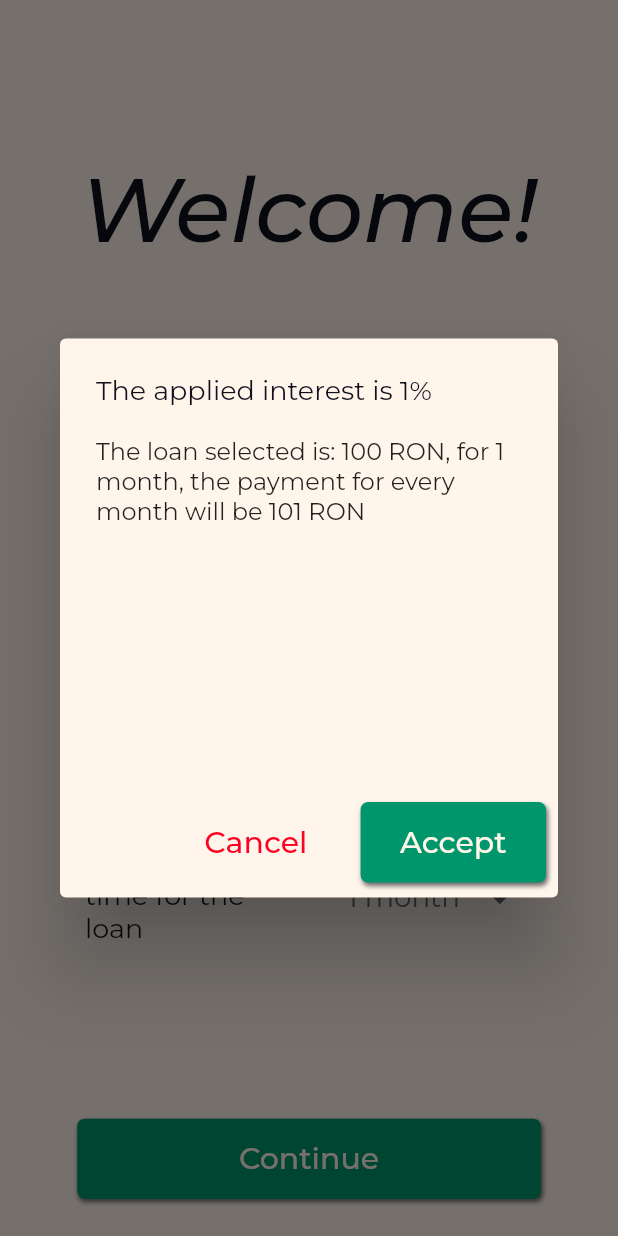
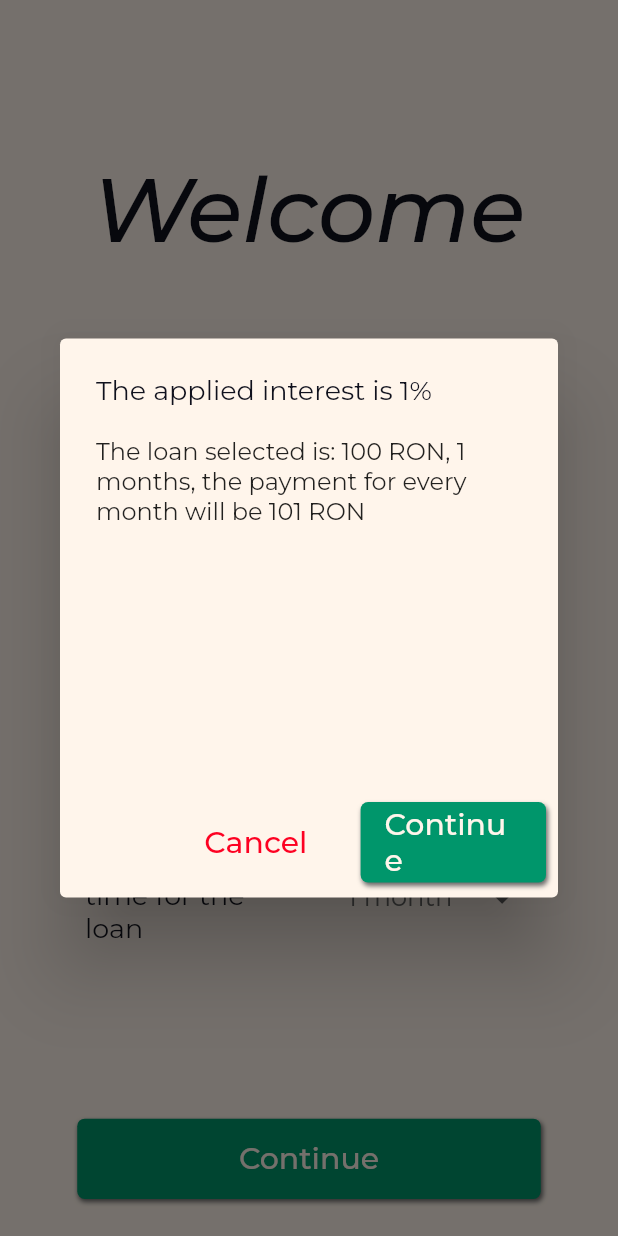
Before and after one commit to Tudor-Anitas/MyCreditLoans, a Flutter app: the MainPage screen opened directly, after a tap on "Continue", on a phone screen of 412 x 824 dp. Run offline on Flutter 3.47's test engine with Material 2 defaults, Android fonts, the phone set to English and light mode, and no system bars; our stand-ins replace animated_splash_screen, google_fonts, image_picker, page_transition; generated files the repository leaves out were written again; network calls fail.

Commit message:
Added localizations support for en and ro

```diff
--- /dev/null
+++ b/l10n.yaml
@@ -0,0 +1,3 @@
+arb-dir: lib/l10n
+template-arb-file: app_en.arb
+output-localization-file: app_localizations.dart
--- a/lib/screens/details_page/components/employment_status.dart
+++ b/lib/screens/details_page/components/employment_status.dart
@@ -1,7 +1,7 @@
 import 'package:flutter/material.dart';
 import 'package:my_credit_loans/screens/details_page/components/details_form.dart';
 import 'package:my_credit_loans/screens/details_page/components/switch_button.dart';
-
+import 'package:flutter_gen/gen_l10n/app_localizations.dart';
 class EmploymentStatus extends StatefulWidget {
 
 
@@ -26,7 +26,7 @@ class _EmploymentStatusState extends State<EmploymentStatus> {
             child: SwitchButton(
               width: windowWidth * 0.35,
               height: windowHeight * 0.06,
-              title: 'Employed',
+              title: AppLocalizations.of(context)!.employed,
               isActive: DetailsForm.isEmployed,
             )),
         SizedBox(
@@ -41,7 +41,7 @@ class _EmploymentStatusState extends State<EmploymentStatus> {
             child: SwitchButton(
               width: windowWidth * 0.35,
               height: windowHeight * 0.06,
-              title: 'Unemployed',
+              title: AppLocalizations.of(context)!.unemployed,
               isActive: !DetailsForm.isEmployed,
             ))
       ],
--- a/lib/screens/details_page/components/loan_display.dart
+++ b/lib/screens/details_page/components/loan_display.dart
@@ -1,4 +1,5 @@
 import 'package:flutter/material.dart';
+import 'package:flutter_gen/gen_l10n/app_localizations.dart';
 
 class LoanDisplay extends StatelessWidget {
   late final double loanValue;
@@ -25,7 +26,7 @@ class LoanDisplay extends StatelessWidget {
         children: [
           Container(
               width: windowWidth,
-              child: Text('Payment per month',
+              child: Text(AppLocalizations.of(context)!.paymentHeadline,
                   style: Theme.of(context).textTheme.headline6)),
           Container(
               width: windowWidth, child: Text('${loanValue.round()} RON')),
@@ -35,10 +36,10 @@ class LoanDisplay extends StatelessWidget {
           Container(
               width: windowWidth,
               child: Text(
-                'Period of time',
+                AppLocalizations.of(context)!.periodOfTime,
                 style: Theme.of(context).textTheme.headline6,
               )),
-          Container(width: windowWidth, child: Text('$timePeriod months'))
+          Container(width: windowWidth, child: Text('$timePeriod ' + AppLocalizations.of(context)!.months))
         ],
       ),
     );
--- a/lib/screens/main_page/components/dialog_popup.dart
+++ b/lib/screens/main_page/components/dialog_popup.dart
@@ -4,22 +4,25 @@ import 'package:my_credit_loans/screens/main_page/main_page.dart';
 import 'package:my_credit_loans/widgets/cancel_button.dart';
 import 'package:my_credit_loans/widgets/validate_button.dart';
 import 'package:page_transition/page_transition.dart';
+import 'package:flutter_gen/gen_l10n/app_localizations.dart';
 
 /// Shows dialog with loan info
 showCostDialog(BuildContext context, double width, double height) {
   double finalLoan =
       (MainPage.loanValue + MainPage.loanValue / 100) / MainPage.timePeriod;
 
-  String periodPlural = MainPage.timePeriod == 1? 'month' : 'months';
-
   showDialog(
       context: context,
       builder: (BuildContext context) {
         return AlertDialog(
-          title: Text('The applied interest is 1%',
+          title: Text(AppLocalizations.of(context)!.interestHeadline,
               style: Theme.of(context).textTheme.bodyText2),
-          content: Text(
-              'The loan selected is: ${MainPage.loanValue.round()} RON, for ${MainPage.timePeriod} $periodPlural, the payment for every month will be ${finalLoan.round()} RON'),
+          content: Text(AppLocalizations.of(context)!.loanSelected +
+              '${MainPage.loanValue.round()} RON, ' +
+              '${MainPage.timePeriod} ' +
+              AppLocalizations.of(context)!.months +
+              AppLocalizations.of(context)!.paymentEveryMonth +
+              '${finalLoan.round()} RON'),
           backgroundColor: Theme.of(context).colorScheme.background,
           contentPadding: EdgeInsets.fromLTRB(24.0, 20.0, 24.0, height * 0.21),
           actions: [
@@ -31,7 +34,6 @@ showCostDialog(BuildContext context, double width, double height) {
                 }),
             ValidateButton(
                 width: width * 0.3,
-                text: 'Accept',
                 onPressed: () {
                   Navigator.push(
                       context,
--- a/lib/screens/main_page/components/headline.dart
+++ b/lib/screens/main_page/components/headline.dart
@@ -1,4 +1,5 @@
 import 'package:flutter/material.dart';
+import 'package:flutter_gen/gen_l10n/app_localizations.dart';
 
 class Headline extends StatelessWidget {
   @override
@@ -10,7 +11,7 @@ class Headline extends StatelessWidget {
         Container(
             height: windowHeight * 0.34,
             child: Center(
-                child: Text('Welcome!',
+                child: Text(AppLocalizations.of(context)!.welcome,
                     style: Theme.of(context).textTheme.headline2))),
       ],
     );
--- a/lib/screens/main_page/components/loan_form.dart
+++ b/lib/screens/main_page/components/loan_form.dart
@@ -3,6 +3,7 @@ import 'package:my_credit_loans/screens/main_page/components/dialog_popup.dart';
 import 'package:my_credit_loans/screens/main_page/components/loan_period.dart';
 import 'package:my_credit_loans/screens/main_page/components/slider.dart';
 import 'package:my_credit_loans/widgets/validate_button.dart';
+import 'package:flutter_gen/gen_l10n/app_localizations.dart';
 
 class LoanForm extends StatefulWidget {
   @override
@@ -32,7 +33,7 @@ class _LoanFormState extends State<LoanForm> {
           Container(
             width: windowWidth * 0.35,
             child: Text(
-              'Please select the desired loan',
+              AppLocalizations.of(context)!.loanHeadline,
               textAlign: TextAlign.center,
             ),
           ),
--- a/lib/screens/main_page/components/loan_period.dart
+++ b/lib/screens/main_page/components/loan_period.dart
@@ -1,5 +1,6 @@
 import 'package:flutter/material.dart';
 import 'package:my_credit_loans/screens/main_page/main_page.dart';
+import 'package:flutter_gen/gen_l10n/app_localizations.dart';
 
 class LoanPeriod extends StatefulWidget {
   @override
@@ -7,29 +8,30 @@ class LoanPeriod extends StatefulWidget {
 }
 
 class _LoanPeriodState extends State<LoanPeriod> {
+  @override
+  Widget build(BuildContext context) {
+    double windowWidth = MediaQuery.of(context).size.width;
+    double windowHeight = MediaQuery.of(context).size.height;
+
     List<DropdownMenuItem<int>> timePeriods = [
       DropdownMenuItem(
-      child: Text('1 month'),
+        child: Text(AppLocalizations.of(context)!.oneMonth),
         value: 1,
       ),
       DropdownMenuItem(
-      child: Text('3 month'),
+        child: Text(AppLocalizations.of(context)!.threeMonths),
         value: 3,
       ),
       DropdownMenuItem(
-      child: Text('6 month'),
+        child: Text(AppLocalizations.of(context)!.sixMonths),
         value: 6,
       ),
       DropdownMenuItem(
-      child: Text('1 year'),
+        child: Text(AppLocalizations.of(context)!.oneYear),
         value: 12,
       )
     ];
 
-  @override
-  Widget build(BuildContext context) {
-    double windowWidth = MediaQuery.of(context).size.width;
-    double windowHeight = MediaQuery.of(context).size.height;
     return Container(
       width: windowWidth * 0.8,
       height: windowHeight * 0.2,
@@ -40,7 +42,7 @@ class _LoanPeriodState extends State<LoanPeriod> {
           Container(
             width: windowWidth * 0.35,
             child: Text(
-              'The period of time for the loan',
+              AppLocalizations.of(context)!.loanPeriod,
               textAlign: TextAlign.left,
             ),
           ),
--- a/lib/widgets/cancel_button.dart
+++ b/lib/widgets/cancel_button.dart
@@ -1,5 +1,6 @@
 import 'package:flutter/material.dart';
 import 'package:google_fonts/google_fonts.dart';
+import 'package:flutter_gen/gen_l10n/app_localizations.dart';
 
 class CancelButton extends StatelessWidget {
   late final double width;
@@ -17,7 +18,7 @@ class CancelButton extends StatelessWidget {
       color: Theme.of(context).colorScheme.background,
       child: MaterialButton(
         child: Text(
-          'Cancel',
+          AppLocalizations.of(context)!.cancelBtn,
           style: GoogleFonts.montserrat(
               fontSize: 20,
               color: Theme.of(context).errorColor,
--- a/lib/widgets/validate_button.dart
+++ b/lib/widgets/validate_button.dart
@@ -1,17 +1,14 @@
 import 'package:flutter/material.dart';
-
+import 'package:flutter_gen/gen_l10n/app_localizations.dart';
 import '../theme.dart';
 
 class ValidateButton extends StatelessWidget {
   late final width;
   late final height;
   late final onPressed;
-  final String text;
-
   ValidateButton({
     this.width = 0.0,
     this.height = 0.0,
-    this.text = 'Continue',
     required this.onPressed,
   });
 
@@ -29,7 +26,7 @@ class ValidateButton extends StatelessWidget {
           boxShadow: [CustomTheme().boxShadow]),
       child: MaterialButton(
           child: Text(
-            '$text',
+            AppLocalizations.of(context)!.continueBtn,
             style: Theme.of(context).textTheme.button,
           ),
           onPressed: onPressed),
--- a/pubspec.yaml
+++ b/pubspec.yaml
@@ -23,6 +23,8 @@ environment:
 dependencies:
   flutter:
     sdk: flutter
+  flutter_localizations:
+    sdk: flutter
 
   # The following adds the Cupertino Icons font to your application.
   # Use with the CupertinoIcons class for iOS style icons.
@@ -33,6 +35,8 @@ dependencies:
   page_transition: ^2.0.1-nullsafety.0
 
 dev_dependencies:
+  intl: ^0.17.0-nullsafety.2
+
   flutter_test:
     sdk: flutter
 
@@ -41,7 +45,7 @@ dev_dependencies:
 
 # The following section is specific to Flutter.
 flutter:
-
+  generate: true
   # The following line ensures that the Material Icons font is
   # included with your application, so that you can use the icons in
   # the material Icons class.
```
Also changed, not shown: lib/l10n/app_en.arb (added, +31 -0 lines), lib/l10n/app_ro.arb (added, +31 -0 lines), lib/main.dart (+12 -0 lines), lib/screens/details_page/components/details_form.dart (+13 -20 lines), lib/screens/results_page/results_page.dart (+7 -5 lines), pubspec.lock. Lines whose indentation alone changed are shown as unchanged.
